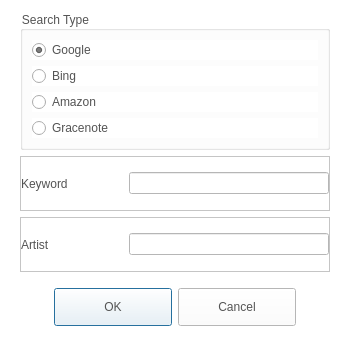
Before: the Qt Designer form CaX/dialog/searchcoverartdialog.ui in fsest4u/CaX_03, drawn with Qt 5.
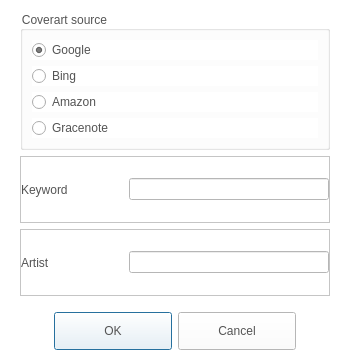
After: the same form once the commit is applied. Icons and pictures are not drawn.

Commit message: [dialog] cover art 검색창 문구 수정

```diff
--- a/CaX/dialog/searchcoverartdialog.ui
+++ b/CaX/dialog/searchcoverartdialog.ui
@@ -7,7 +7,7 @@
     <x>0</x>
     <y>0</y>
     <width>350</width>
-    <height>337</height>
+    <height>361</height>
    </rect>
   </property>
   <property name="minimumSize">
@@ -164,7 +164,7 @@
    <item row="0" column="0">
     <widget class="QGroupBox" name="groupBox">
      <property name="title">
-      <string>Search Type</string>
+      <string>Coverart source</string>
      </property>
      <layout class="QVBoxLayout" name="verticalLayout_2">
       <item>
```
